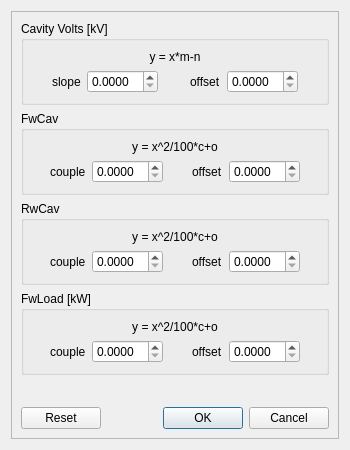
This is src/widgets/ui/FacadeAdjustments.ui in srgblnch/FastDataLoggerGUI as Qt 5 draws it before an edit. The edited form follows.
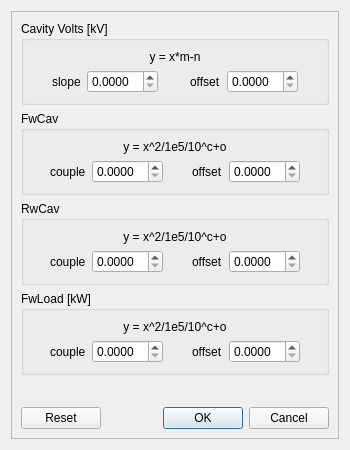
This is the edited form. Custom widgets are drawn as their Qt base class.

Commit message: fix the issues about the quadratic fit formulas from the facade.

```diff
--- a/src/widgets/ui/FacadeAdjustments.ui
+++ b/src/widgets/ui/FacadeAdjustments.ui
@@ -210,7 +210,7 @@
           <item row="0" column="1" colspan="5">
            <widget class="QLabel" name="FwCavFormula">
             <property name="text">
-             <string>y = x^2/100*c+o</string>
+             <string>y = x^2/1e5/10^c+o</string>
             </property>
             <property name="alignment">
              <set>Qt::AlignCenter</set>
@@ -302,7 +302,7 @@
           <item row="0" column="1" colspan="5">
            <widget class="QLabel" name="RvCavFormula">
             <property name="text">
-             <string>y = x^2/100*c+o</string>
+             <string>y = x^2/1e5/10^c+o</string>
             </property>
             <property name="alignment">
              <set>Qt::AlignCenter</set>
@@ -394,7 +394,7 @@
           <item row="0" column="1" colspan="5">
            <widget class="QLabel" name="FwLoadFormula">
             <property name="text">
-             <string>y = x^2/100*c+o</string>
+             <string>y = x^2/1e5/10^c+o</string>
             </property>
             <property name="alignment">
              <set>Qt::AlignCenter</set>
```
The commit also changes 5 other files.
